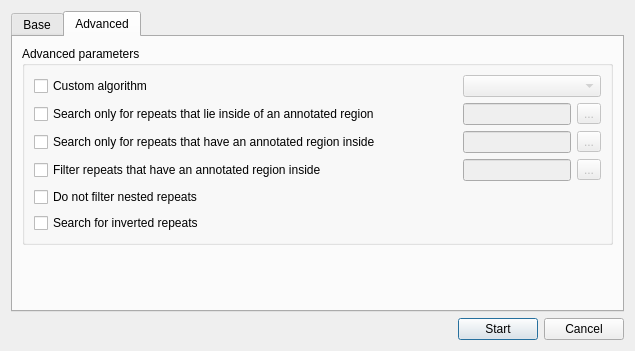
This is src/plugins/repeat_finder/src/ui/FindRepeatsDialog.ui in violethaze74/ugene as Qt 5 draws it before an edit. The edited form follows.
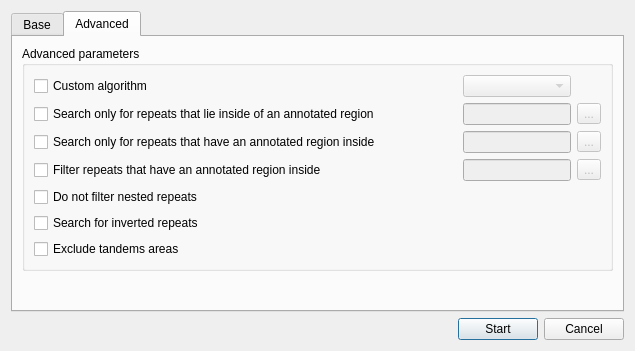
This is the edited form. The open tabs and pages were chosen to show the change. Icons and pictures are not drawn.

```diff
--- a/src/plugins/repeat_finder/src/ui/FindRepeatsDialog.ui
+++ b/src/plugins/repeat_finder/src/ui/FindRepeatsDialog.ui
@@ -383,7 +383,7 @@
             </property>
            </spacer>
           </item>
-          <item row="0" column="2" colspan="2">
+          <item row="0" column="2">
            <widget class="QComboBox" name="algoCombo">
             <property name="enabled">
              <bool>false</bool>
@@ -577,6 +577,26 @@
             </property>
            </spacer>
           </item>
+          <item row="6" column="0">
+           <widget class="QCheckBox" name="excludeTandemsBox">
+            <property name="text">
+             <string>Exclude tandems areas</string>
+            </property>
+           </widget>
+          </item>
+          <item row="6" column="1" colspan="3">
+           <spacer name="horizontalSpacer_4">
+            <property name="orientation">
+             <enum>Qt::Horizontal</enum>
+            </property>
+            <property name="sizeHint" stdset="0">
+             <size>
+              <width>246</width>
+              <height>20</height>
+             </size>
+            </property>
+           </spacer>
+          </item>
          </layout>
         </widget>
        </item>
```
